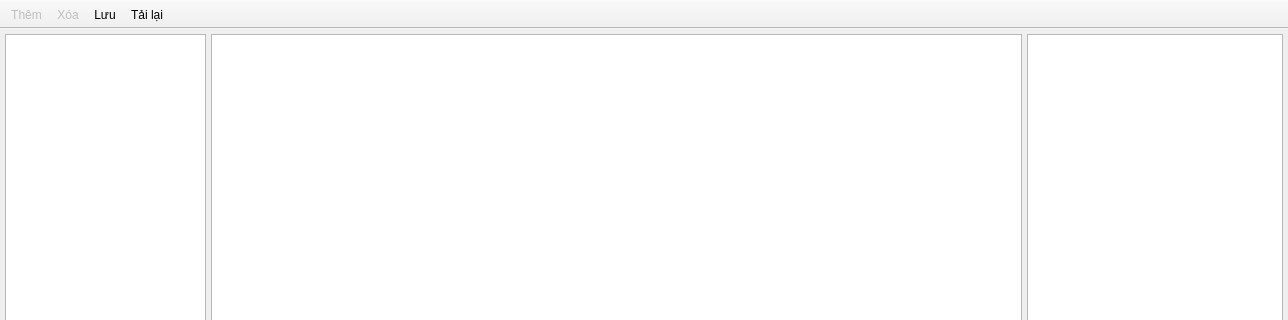
First picture: the form in Sources/HxDesignWindow.ui, repository VanDuongPCB/desktop-laser-marking-system, before the edit; both pictures show x 0 to 1288 and y 0 to 320 of the 1288 by 811 pixel window.
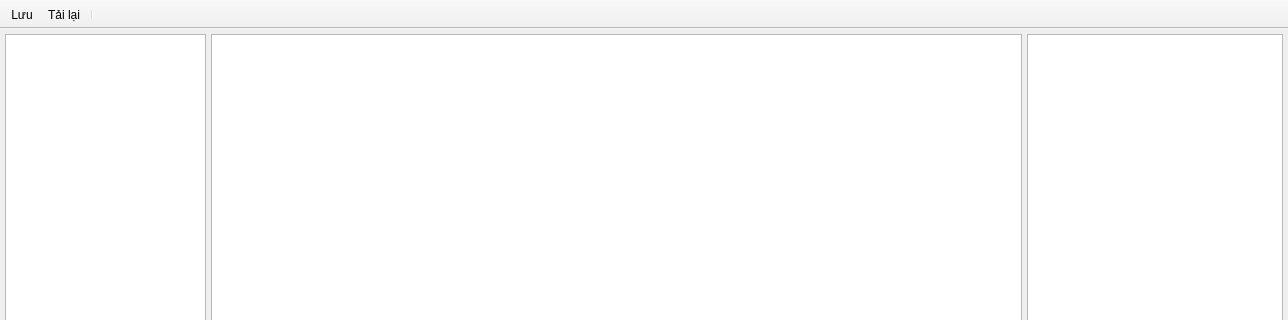
Second picture: the form after the edit. Icons and pictures are not drawn. Custom widgets are drawn as their Qt base class.

Diff of the .ui file:
```diff
--- a/Sources/HxDesignWindow.ui
+++ b/Sources/HxDesignWindow.ui
@@ -187,10 +187,9 @@
    <attribute name="toolBarBreak">
     <bool>false</bool>
    </attribute>
-   <addaction name="actionNew"/>
-   <addaction name="actionRemove"/>
    <addaction name="actionSave"/>
    <addaction name="actionLoad"/>
+   <addaction name="separator"/>
   </widget>
   <action name="actionNew">
    <property name="enabled">
```
Left out of the diff: 4 changed lines with no effect on the pictures.
